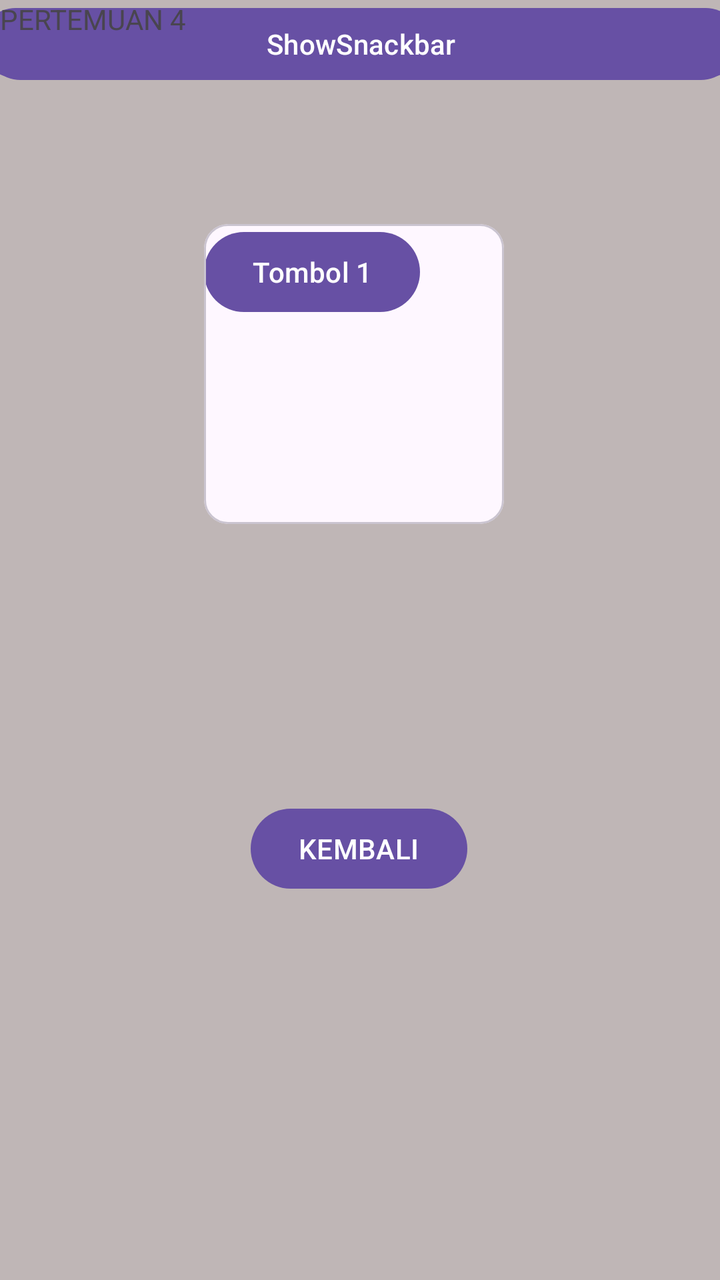
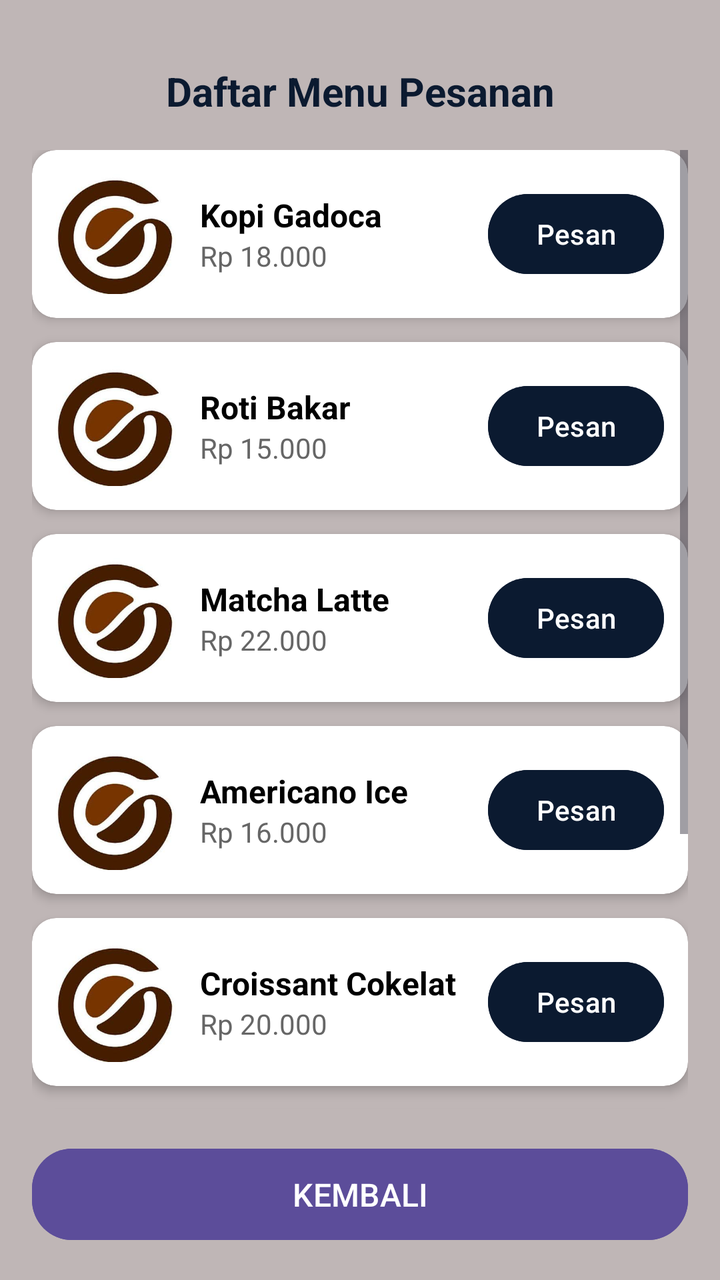

Before-and-after screenshots of an Android layout around one commit, followed by the original layout XML and the change that was made.
<!-- AndroidManifest.xml: application theme Theme.Mars_Hafiz -->
<!-- res/layout/activity_fourth.xml -->
<?xml version="1.0" encoding="utf-8"?>
<androidx.constraintlayout.widget.ConstraintLayout xmlns:android="http://schemas.android.com/apk/res/android"
    xmlns:app="http://schemas.android.com/apk/res-auto"
    xmlns:tools="http://schemas.android.com/tools"
    android:id="@+id/main"
    android:layout_width="match_parent"
    android:layout_height="match_parent"
    android:background="#BFB6B6"
    tools:context=".pertemuan4.FourthActivity">

    <com.google.android.material.card.MaterialCardView
        android:layout_width="150dp"
        android:layout_height="150dp"
        android:layout_marginTop="112dp"
        app:layout_constraintEnd_toEndOf="parent"
        app:layout_constraintHorizontal_bias="0.486"
        app:layout_constraintStart_toStartOf="parent"
        app:layout_constraintTop_toTopOf="parent">

        <Button
            android:id="@+id/btn1"
            android:layout_width="wrap_content"
            android:layout_height="wrap_content"
            android:text="Tombol 1" />

    </com.google.android.material.card.MaterialCardView>

    <Button
        android:id="@+id/btnToMain"
        android:layout_width="wrap_content"
        android:layout_height="wrap_content"
        android:text="KEMBALI"
        app:layout_constraintBottom_toBottomOf="parent"
        app:layout_constraintEnd_toEndOf="parent"
        app:layout_constraintHorizontal_bias="0.498"
        app:layout_constraintStart_toStartOf="parent"
        app:layout_constraintTop_toTopOf="parent"
        app:layout_constraintVertical_bias="0.676" />


    <Button
        android:id="@+id/btnToFifth"
        android:layout_width="380dp"
        android:layout_height="43dp"
        android:text="ShowAlertDialog"
        app:layout_constraintEnd_toEndOf="parent"
        app:layout_constraintStart_toStartOf="parent"
        tools:layout_editor_absoluteY="291dp" />

    <Button
        android:id="@+id/btnShowSnackbar"
        android:layout_width="376dp"
        android:layout_height="44dp"
        android:text="ShowSnackbar"
        app:layout_constraintEnd_toEndOf="parent"
        app:layout_constraintStart_toStartOf="parent"
        tools:layout_editor_absoluteY="339dp" />

    <TextView
        android:id="@+id/textView3"
        android:layout_width="wrap_content"
        android:layout_height="wrap_content"
        android:text="PERTEMUAN 4"
        tools:layout_editor_absoluteX="151dp"
        tools:layout_editor_absoluteY="52dp" />
</androidx.constraintlayout.widget.ConstraintLayout>
<!-- resources referenced by this layout -->
<resources>
  <style name="Theme.Mars_Hafiz" parent="Base.Theme.Mars_Hafiz" />
  <style name="Base.Theme.Mars_Hafiz" parent="Theme.Material3.DayNight.NoActionBar">
          
          
      </style>
</resources>

<!-- the commit's change to res/layout/activity_fourth.xml (unified diff, before → after) -->
@@ -6,61 +6,427 @@
     android:layout_width="match_parent"
     android:layout_height="match_parent"
     android:background="#BFB6B6"
+    android:padding="16dp"
     tools:context=".pertemuan4.FourthActivity">
 
-    <com.google.android.material.card.MaterialCardView
-        android:layout_width="150dp"
-        android:layout_height="150dp"
-        android:layout_marginTop="112dp"
-        app:layout_constraintEnd_toEndOf="parent"
-        app:layout_constraintHorizontal_bias="0.486"
-        app:layout_constraintStart_toStartOf="parent"
-        app:layout_constraintTop_toTopOf="parent">
-
-        <Button
-            android:id="@+id/btn1"
-            android:layout_width="wrap_content"
-            android:layout_height="wrap_content"
-            android:text="Tombol 1" />
-
-    </com.google.android.material.card.MaterialCardView>
-
-    <Button
-        android:id="@+id/btnToMain"
+    
+    <TextView
+        android:id="@+id/tvTitlePesanan"
         android:layout_width="wrap_content"
         android:layout_height="wrap_content"
+        android:layout_marginTop="16dp"
+        android:text="Daftar Menu Pesanan"
+        android:textColor="#0B1A30"
+        android:textSize="20sp"
+        android:textStyle="bold"
+        app:layout_constraintEnd_toEndOf="parent"
+        app:layout_constraintStart_toStartOf="parent"
+        app:layout_constraintTop_toTopOf="parent" />
+
+    
+    <ScrollView
+        android:id="@+id/scrollView"
+        android:layout_width="0dp"
+        android:layout_height="0dp"
+        android:layout_marginTop="16dp"
+        android:layout_marginBottom="16dp"
+        app:layout_constraintBottom_toTopOf="@id/btnKembali"
+        app:layout_constraintEnd_toEndOf="parent"
+        app:layout_constraintStart_toStartOf="parent"
+        app:layout_constraintTop_toBottomOf="@id/tvTitlePesanan">
+
+        <LinearLayout
+            android:layout_width="match_parent"
+            android:layout_height="wrap_content"
+            android:orientation="vertical">
+
+            
+            <androidx.cardview.widget.CardView
+                android:layout_width="match_parent"
+                android:layout_height="wrap_content"
+                android:layout_marginBottom="12dp"
+                app:cardCornerRadius="12dp"
+                app:cardElevation="3dp">
+
+                <LinearLayout
+                    android:layout_width="match_parent"
+                    android:layout_height="wrap_content"
+                    android:gravity="center_vertical"
+                    android:orientation="horizontal"
+                    android:padding="12dp">
+
+                    <ImageView
+                        android:layout_width="60dp"
+                        android:layout_height="60dp"
+                        android:src="@drawable/gadoca" />
+
+                    <LinearLayout
+                        android:layout_width="0dp"
+                        android:layout_height="wrap_content"
+                        android:layout_marginStart="12dp"
+                        android:layout_weight="1"
+                        android:orientation="vertical">
+
+                        <TextView
+                            android:layout_width="wrap_content"
+                            android:layout_height="wrap_content"
+                            android:text="Kopi Gadoca"
+                            android:textColor="#000000"
+                            android:textSize="16sp"
+                            android:textStyle="bold" />
+
+                        <TextView
+                            android:layout_width="wrap_content"
+                            android:layout_height="wrap_content"
+                            android:text="Rp 18.000"
+                            android:textColor="#666666"
+                            android:textSize="14sp" />
+                    </LinearLayout>
+
+                    <Button
+                        android:id="@+id/btnPesan1"
+                        android:layout_width="wrap_content"
+                        android:layout_height="wrap_content"
+                        android:backgroundTint="#0B1A30"
+                        android:text="Pesan"
+                        android:textColor="#FFFFFF" />
+                </LinearLayout>
+            </androidx.cardview.widget.CardView>
+
+            
+            <androidx.cardview.widget.CardView
+                android:layout_width="match_parent"
+                android:layout_height="wrap_content"
+                android:layout_marginBottom="12dp"
+                app:cardCornerRadius="12dp"
+                app:cardElevation="3dp">
+
+                <LinearLayout
+                    android:layout_width="match_parent"
+                    android:layout_height="wrap_content"
+                    android:gravity="center_vertical"
+                    android:orientation="horizontal"
+                    android:padding="12dp">
+
+                    <ImageView
+                        android:layout_width="60dp"
+                        android:layout_height="60dp"
+                        android:src="@drawable/gadoca" />
+
+                    <LinearLayout
+                        android:layout_width="0dp"
+                        android:layout_height="wrap_content"
+                        android:layout_marginStart="12dp"
+                        android:layout_weight="1"
+                        android:orientation="vertical">
+
+                        <TextView
+                            android:layout_width="wrap_content"
+                            android:layout_height="wrap_content"
+                            android:text="Roti Bakar"
+                            android:textColor="#000000"
+                            android:textSize="16sp"
+                            android:textStyle="bold" />
+
+                        <TextView
+                            android:layout_width="wrap_content"
+                            android:layout_height="wrap_content"
+                            android:text="Rp 15.000"
+                            android:textColor="#666666"
+                            android:textSize="14sp" />
+                    </LinearLayout>
+
+                    <Button
+                        android:id="@+id/btnPesan2"
+                        android:layout_width="wrap_content"
+                        android:layout_height="wrap_content"
+                        android:backgroundTint="#0B1A30"
+                        android:text="Pesan"
+                        android:textColor="#FFFFFF" />
+                </LinearLayout>
+            </androidx.cardview.widget.CardView>
+
+            
+            <androidx.cardview.widget.CardView
+                android:layout_width="match_parent"
+                android:layout_height="wrap_content"
+                android:layout_marginBottom="12dp"
+                app:cardCornerRadius="12dp"
+                app:cardElevation="3dp">
+
+                <LinearLayout
+                    android:layout_width="match_parent"
+                    android:layout_height="wrap_content"
+                    android:gravity="center_vertical"
+                    android:orientation="horizontal"
+                    android:padding="12dp">
+
+                    <ImageView
+                        android:layout_width="60dp"
+                        android:layout_height="60dp"
+                        android:src="@drawable/gadoca" />
+
+                    <LinearLayout
+                        android:layout_width="0dp"
+                        android:layout_height="wrap_content"
+                        android:layout_marginStart="12dp"
+                        android:layout_weight="1"
+                        android:orientation="vertical">
+
+                        <TextView
+                            android:layout_width="wrap_content"
+                            android:layout_height="wrap_content"
+                            android:text="Matcha Latte"
+                            android:textColor="#000000"
+                            android:textSize="16sp"
+                            android:textStyle="bold" />
+
+                        <TextView
+                            android:layout_width="wrap_content"
+                            android:layout_height="wrap_content"
+                            android:text="Rp 22.000"
+                            android:textColor="#666666"
+                            android:textSize="14sp" />
+                    </LinearLayout>
+
+                    <Button
+                        android:id="@+id/btnPesan3"
+                        android:layout_width="wrap_content"
+                        android:layout_height="wrap_content"
+                        android:backgroundTint="#0B1A30"
+                        android:text="Pesan"
+                        android:textColor="#FFFFFF" />
+                </LinearLayout>
+            </androidx.cardview.widget.CardView>
+
+            
+            <androidx.cardview.widget.CardView
+                android:layout_width="match_parent"
+                android:layout_height="wrap_content"
+                android:layout_marginBottom="12dp"
+                app:cardCornerRadius="12dp"
+                app:cardElevation="3dp">
+
+                <LinearLayout
+                    android:layout_width="match_parent"
+                    android:layout_height="wrap_content"
+                    android:gravity="center_vertical"
+                    android:orientation="horizontal"
+                    android:padding="12dp">
+
+                    <ImageView
+                        android:layout_width="60dp"
+                        android:layout_height="60dp"
+                        android:src="@drawable/gadoca" />
+
+                    <LinearLayout
+                        android:layout_width="0dp"
+                        android:layout_height="wrap_content"
+                        android:layout_marginStart="12dp"
+                        android:layout_weight="1"
+                        android:orientation="vertical">
+
+                        <TextView
+                            android:layout_width="wrap_content"
+                            android:layout_height="wrap_content"
+                            android:text="Americano Ice"
+                            android:textColor="#000000"
+                            android:textSize="16sp"
+                            android:textStyle="bold" />
+
+                        <TextView
+                            android:layout_width="wrap_content"
+                            android:layout_height="wrap_content"
+                            android:text="Rp 16.000"
+                            android:textColor="#666666"
+                            android:textSize="14sp" />
+                    </LinearLayout>
+
+                    <Button
+                        android:id="@+id/btnPesan4"
+                        android:layout_width="wrap_content"
+                        android:layout_height="wrap_content"
+                        android:backgroundTint="#0B1A30"
+                        android:text="Pesan"
+                        android:textColor="#FFFFFF" />
+                </LinearLayout>
+            </androidx.cardview.widget.CardView>
+
+            
+            <androidx.cardview.widget.CardView
+                android:layout_width="match_parent"
+                android:layout_height="wrap_content"
+                android:layout_marginBottom="12dp"
+                app:cardCornerRadius="12dp"
+                app:cardElevation="3dp">
+
+                <LinearLayout
+                    android:layout_width="match_parent"
+                    android:layout_height="wrap_content"
+                    android:gravity="center_vertical"
+                    android:orientation="horizontal"
+                    android:padding="12dp">
+
+                    <ImageView
+                        android:layout_width="60dp"
+                        android:layout_height="60dp"
+                        android:src="@drawable/gadoca" />
+
+                    <LinearLayout
+                        android:layout_width="0dp"
+                        android:layout_height="wrap_content"
+                        android:layout_marginStart="12dp"
+                        android:layout_weight="1"
+                        android:orientation="vertical">
+
+                        <TextView
+                            android:layout_width="wrap_content"
+                            android:layout_height="wrap_content"
+                            android:text="Croissant Cokelat"
+                            android:textColor="#000000"
+                            android:textSize="16sp"
+                            android:textStyle="bold" />
+
+                        <TextView
+                            android:layout_width="wrap_content"
+                            android:layout_height="wrap_content"
+                            android:text="Rp 20.000"
+                            android:textColor="#666666"
+                            android:textSize="14sp" />
+                    </LinearLayout>
+
+                    <Button
+                        android:id="@+id/btnPesan5"
+                        android:layout_width="wrap_content"
+                        android:layout_height="wrap_content"
+                        android:backgroundTint="#0B1A30"
+                        android:text="Pesan"
+                        android:textColor="#FFFFFF" />
+                </LinearLayout>
+            </androidx.cardview.widget.CardView>
+
+            
+            <androidx.cardview.widget.CardView
+                android:layout_width="match_parent"
+                android:layout_height="wrap_content"
+                android:layout_marginBottom="12dp"
+                app:cardCornerRadius="12dp"
+                app:cardElevation="3dp">
+
+                <LinearLayout
+                    android:layout_width="match_parent"
+                    android:layout_height="wrap_content"
+                    android:gravity="center_vertical"
+                    android:orientation="horizontal"
+                    android:padding="12dp">
+
+                    <ImageView
+                        android:layout_width="60dp"
+                        android:layout_height="60dp"
+                        android:src="@drawable/gadoca" />
+
+                    <LinearLayout
+                        android:layout_width="0dp"
+                        android:layout_height="wrap_content"
+                        android:layout_marginStart="12dp"
+                        android:layout_weight="1"
+                        android:orientation="vertical">
+
+                        <TextView
+                            android:layout_width="wrap_content"
+                            android:layout_height="wrap_content"
+                            android:text="Boba Milk Tea"
+                            android:textColor="#000000"
+                            android:textSize="16sp"
+                            android:textStyle="bold" />
+
+                        <TextView
+                            android:layout_width="wrap_content"
+                            android:layout_height="wrap_content"
+                            android:text="Rp 24.000"
+                            android:textColor="#666666"
+                            android:textSize="14sp" />
+                    </LinearLayout>
+
+                    <Button
+                        android:id="@+id/btnPesan6"
+                        android:layout_width="wrap_content"
+                        android:layout_height="wrap_content"
+                        android:backgroundTint="#0B1A30"
+                        android:text="Pesan"
+                        android:textColor="#FFFFFF" />
+                </LinearLayout>
+            </androidx.cardview.widget.CardView>
+
+            
+            <androidx.cardview.widget.CardView
+                android:layout_width="match_parent"
+                android:layout_height="wrap_content"
+                android:layout_marginBottom="12dp"
+                app:cardCornerRadius="12dp"
+                app:cardElevation="3dp">
+
+                <LinearLayout
+                    android:layout_width="match_parent"
+                    android:layout_height="wrap_content"
+                    android:gravity="center_vertical"
+                    android:orientation="horizontal"
+                    android:padding="12dp">
+
+                    <ImageView
+                        android:layout_width="60dp"
+                        android:layout_height="60dp"
+                        android:src="@drawable/gadoca" />
+
+                    <LinearLayout
+                        android:layout_width="0dp"
+                        android:layout_height="wrap_content"
+                        android:layout_marginStart="12dp"
+                        android:layout_weight="1"
+                        android:orientation="vertical">
+
+                        <TextView
+                            android:layout_width="wrap_content"
+                            android:layout_height="wrap_content"
+                            android:text="French Fries"
+                            android:textColor="#000000"
+                            android:textSize="16sp"
+                            android:textStyle="bold" />
+
+                        <TextView
+                            android:layout_width="wrap_content"
+                            android:layout_height="wrap_content"
+                            android:text="Rp 14.000"
+                            android:textColor="#666666"
+                            android:textSize="14sp" />
+                    </LinearLayout>
+
+                    <Button
+                        android:id="@+id/btnPesan7"
+                        android:layout_width="wrap_content"
+                        android:layout_height="wrap_content"
+                        android:backgroundTint="#0B1A30"
+                        android:text="Pesan"
+                        android:textColor="#FFFFFF" />
+                </LinearLayout>
+            </androidx.cardview.widget.CardView>
+
+        </LinearLayout>
+    </ScrollView>
+
+    
+    <Button
+        android:id="@+id/btnKembali"
+        android:layout_width="0dp"
+        android:layout_height="wrap_content"
+        android:backgroundTint="#5C4D9A"
+        android:padding="12dp"
         android:text="KEMBALI"
+        android:textColor="#FFFFFF"
+        android:textSize="16sp"
+        app:cornerRadius="20dp"
         app:layout_constraintBottom_toBottomOf="parent"
         app:layout_constraintEnd_toEndOf="parent"
-        app:layout_constraintHorizontal_bias="0.498"
-        app:layout_constraintStart_toStartOf="parent"
-        app:layout_constraintTop_toTopOf="parent"
-        app:layout_constraintVertical_bias="0.676" />
-
-
-    <Button
-        android:id="@+id/btnToFifth"
-        android:layout_width="380dp"
-        android:layout_height="43dp"
-        android:text="ShowAlertDialog"
-        app:layout_constraintEnd_toEndOf="parent"
-        app:layout_constraintStart_toStartOf="parent"
-        tools:layout_editor_absoluteY="291dp" />
-
-    <Button
-        android:id="@+id/btnShowSnackbar"
-        android:layout_width="376dp"
-        android:layout_height="44dp"
-        android:text="ShowSnackbar"
-        app:layout_constraintEnd_toEndOf="parent"
-        app:layout_constraintStart_toStartOf="parent"
-        tools:layout_editor_absoluteY="339dp" />
-
-    <TextView
-        android:id="@+id/textView3"
-        android:layout_width="wrap_content"
-        android:layout_height="wrap_content"
-        android:text="PERTEMUAN 4"
-        tools:layout_editor_absoluteX="151dp"
-        tools:layout_editor_absoluteY="52dp" />
+        app:layout_constraintStart_toStartOf="parent" />
+
 </androidx.constraintlayout.widget.ConstraintLayout>
<!-- resource entries referenced after the edit -->
@@ -1,5 +1,6 @@
 <!-- resources referenced by this layout -->
 <resources>
+  <!-- drawable gadoca: jpg bitmap (drawable, 9501 bytes) -->
   <style name="Theme.Mars_Hafiz" parent="Base.Theme.Mars_Hafiz" />
   <style name="Base.Theme.Mars_Hafiz" parent="Theme.Material3.DayNight.NoActionBar">
           
